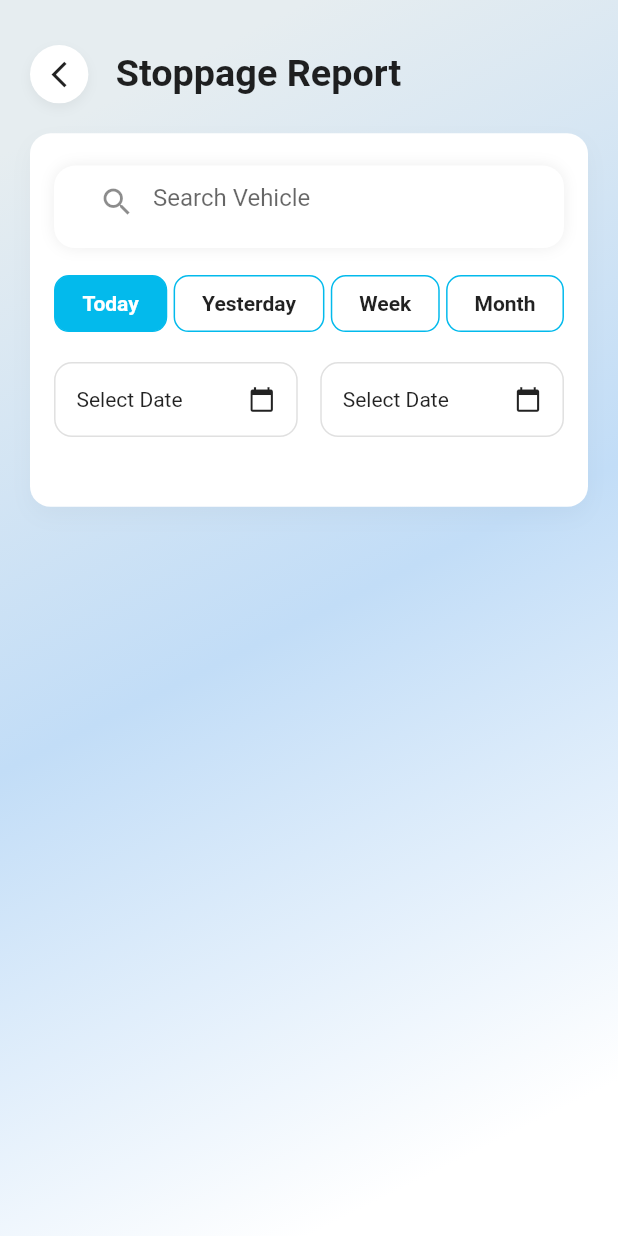
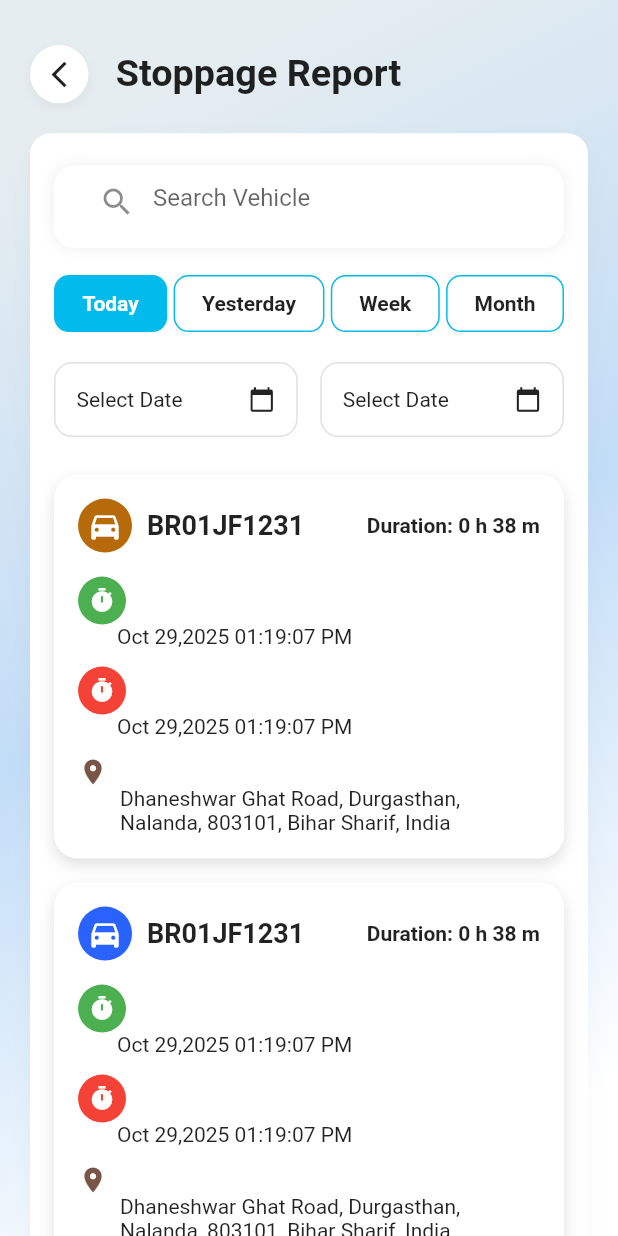
Before and after one commit to JAY-PANCHAL/autopay, a Flutter app: the StoppageReportScreen screen opened by its route, on a phone screen of 412 x 824 dp. Run offline on Flutter 3.47's test engine with Material 3 defaults, Android fonts, the phone set to English and light mode, and no system bars; our stand-ins replace cached_network_image, connectivity_plus, dio, firebase_core, flutter_form_builder, flutter_screenutil and 17 more; accounts and stored records are empty.

Commit message:
stoppage anr trip report list added

```diff
--- a/lib/common/utils/image_paths.dart
+++ b/lib/common/utils/image_paths.dart
@@ -31,6 +31,7 @@ class AppIcons {
   static const String key = 'assets/images/key.png';
   static const String freeze = 'assets/images/freeze.png';
 
+  static const String marker_distance = 'assets/images/marker_distance.png';
 
 
 }
--- a/lib/ui/screens/reports/stoppage_report.dart
+++ b/lib/ui/screens/reports/stoppage_report.dart
@@ -48,6 +48,26 @@ class _StoppageReportScreenState extends State<StoppageReportScreen> {
       "location":
       "Dhaneshwar Ghat Road, Durgasthan, Nalanda, 803101, Bihar Sharif, India",
       "status": "Off",
+    },
+  ];
+  final List<Map<String, dynamic>> tripList = [
+    {
+      "vehicle": "BR01JF1231",
+      "duration": "0 h 38 m",
+      "startTime": "Oct 29,2025 01:19:07 PM",
+      "endTime": "Oct 29,2025 01:19:07 PM",
+      "address":
+      "Dhaneshwar Ghat Road, Durgasthan, Nalanda, 803101, Bihar Sharif, India",
+      "vehicleIconColor": Color(0xFFB66A0A),
+    },
+    {
+      "vehicle": "BR01JF1231",
+      "duration": "0 h 38 m",
+      "startTime": "Oct 29,2025 01:19:07 PM",
+      "endTime": "Oct 29,2025 01:19:07 PM",
+      "address":
+      "Dhaneshwar Ghat Road, Durgasthan, Nalanda, 803101, Bihar Sharif, India",
+      "vehicleIconColor": Color(0xFF2962FF),
     },
   ];
 
@@ -403,6 +423,18 @@ class _StoppageReportScreenState extends State<StoppageReportScreen> {
                           ),
                         ],
                       ),
+                      const SizedBox(height: 25),
+
+                      /*ListView.builder(
+                        padding: const EdgeInsets.all(16),
+                        itemCount: tripList.length,
+                        itemBuilder: (context, index) {
+                          final item = tripList[index];
+                          return tripItem(item);
+                        },
+                      ),*/
+                      ...tripList.map((item) => tripItem(item)),
+
 
                       const SizedBox(height: 25),
                     ],
@@ -411,7 +443,7 @@ class _StoppageReportScreenState extends State<StoppageReportScreen> {
 
 
                 const SizedBox(height: 25),
-                Container(height: 600,)
+               // Container(height: 600,)
 
                 // LIST OF IGNITION RECORDS
               ],
@@ -421,4 +453,127 @@ class _StoppageReportScreenState extends State<StoppageReportScreen> {
       ),
     );
   }
+  Widget tripItem(Map<String, dynamic> item) {
+    return Container(
+      margin: const EdgeInsets.only(bottom: 16),
+      padding: const EdgeInsets.all(16),
+      decoration: BoxDecoration(
+        color: Colors.white,
+        borderRadius: BorderRadius.circular(16),
+        boxShadow: [
+          BoxShadow(
+            color: Colors.black12,
+            blurRadius: 8,
+            offset: Offset(0, 4),
+          )
+        ],
+      ),
+      child: Column(
+        crossAxisAlignment: CrossAxisAlignment.start,
+        children: [
+          Row(
+            mainAxisAlignment: MainAxisAlignment.spaceBetween,
+            children: [
+              Row(
+                children: [
+                  CircleAvatar(
+                    radius: 18,
+                    backgroundColor: item["vehicleIconColor"],
+                    child: Icon(Icons.directions_car, color: Colors.white),
+                  ),
+                  const SizedBox(width: 10),
+                  Text(
+                    item["vehicle"],
+                    style: TextStyle(
+                      fontSize: 18,
+                      fontWeight: FontWeight.bold,
+                    ),
+                  )
+                ],
+              ),
+              Text(
+                "Duration: ${item["duration"]}",
+                style: const TextStyle(
+                  fontSize: 14,
+                  fontWeight: FontWeight.w600,
+                ),
+              )
+            ],
+          ),
+
+          const SizedBox(height: 16),
+
+          /// START TIME
+          Row(
+            children:  [
+              Container(
+                width: 32,
+                height: 32,
+                decoration: BoxDecoration(
+                  color:  Colors.green,   // 🔥 background color
+                  borderRadius: BorderRadius.circular(16), // fully rounded
+                ),
+                child: const Icon(
+                  Icons.timer,
+                  color: Colors.white,   // 🔥 icon color
+                  size: 18,
+                ),
+              ),
+           //   Icon(Icons.circle, color: Colors.green, size: 16),
+              SizedBox(width: 10),
+            ],
+          ),
+          Padding(
+            padding: const EdgeInsets.only(left: 26),
+            child: Text(item["startTime"]),
+          ),
+
+          const SizedBox(height: 12),
+
+          /// END TIME
+          Row(
+            children:  [
+              Container(
+                width: 32,
+                height: 32,
+                decoration: BoxDecoration(
+                  color:  Colors.red,   // 🔥 background color
+                  borderRadius: BorderRadius.circular(16), // fully rounded
+                ),
+                child: const Icon(
+                  Icons.timer,
+                  color: Colors.white,   // 🔥 icon color
+                  size: 18,
+                ),
+              ),
+             // Icon(Icons.circle, color: Colors.red, size: 16),
+              SizedBox(width: 10),
+            ],
+          ),
+          Padding(
+            padding: const EdgeInsets.only(left: 26),
+            child: Text(item["endTime"]),
+          ),
+
+          const SizedBox(height: 12),
+
+          /// ADDRESS
+          Row(
+            children: const [
+              Icon(Icons.location_on, color: Colors.brown, size: 20),
+              SizedBox(width: 10),
+            ],
+          ),
+          Padding(
+            padding: const EdgeInsets.only(left: 28),
+            child: Text(
+              item["address"],
+              style: const TextStyle(fontSize: 14),
+            ),
+          ),
+        ],
+      ),
+    );
+  }
+
 }
--- a/lib/ui/screens/reports/trip_report_screen.dart
+++ b/lib/ui/screens/reports/trip_report_screen.dart
@@ -1,3 +1,4 @@
+import 'package:autopay/common/utils/image_paths.dart';
 import 'package:flutter/material.dart';
 import 'package:intl/intl.dart';
 import 'package:flutter_screenutil/flutter_screenutil.dart';
@@ -114,21 +115,20 @@ class _TripReportScreenState extends State<TripReportScreen> {
             mainAxisAlignment: MainAxisAlignment.spaceBetween,
             children: [
               Row(
-                children:  [
+                children: [
                   Container(
                     width: 32,
                     height: 32,
                     decoration: BoxDecoration(
-                      color:AppColors.iconbg,   // 🔥 background color
+                      color: AppColors.iconbg, // 🔥 background color
                       borderRadius: BorderRadius.circular(16), // fully rounded
                     ),
                     child: const Icon(
                       Icons.directions_car,
-                      color: Colors.white,   // 🔥 icon color
+                      color: Colors.white, // 🔥 icon color
                       size: 18,
                     ),
                   ),
-
 
                   //   Icon(Icons.directions_car, color: Colors.orange, size: 26),
                   SizedBox(width: 10),
@@ -170,12 +170,12 @@ class _TripReportScreenState extends State<TripReportScreen> {
                 width: 32,
                 height: 32,
                 decoration: BoxDecoration(
-                  color: AppColors.iconbg,   // 🔥 background color
+                  color: AppColors.iconbg, // 🔥 background color
                   borderRadius: BorderRadius.circular(16), // fully rounded
                 ),
                 child: const Icon(
                   Icons.timer,
-                  color: Colors.white,   // 🔥 icon color
+                  color: Colors.white, // 🔥 icon color
                   size: 18,
                 ),
               ),
@@ -189,23 +189,23 @@ class _TripReportScreenState extends State<TripReportScreen> {
             ],
           ),
 
-
           const SizedBox(height: 18),
 
           // LOCATION
           Row(
-            crossAxisAlignment: CrossAxisAlignment.start,   // helps multi-line alignment
+            crossAxisAlignment: CrossAxisAlignment.start,
+            // helps multi-line alignment
             children: [
               Container(
                 width: 32,
                 height: 32,
                 decoration: BoxDecoration(
-                  color: AppColors.iconbg,   // 🔥 background color
+                  color: AppColors.iconbg, // 🔥 background color
                   borderRadius: BorderRadius.circular(16), // fully rounded
                 ),
                 child: const Icon(
                   Icons.location_on,
-                  color: Colors.white,   // 🔥 icon color
+                  color: Colors.white, // 🔥 icon color
                   size: 18,
                 ),
               ),
@@ -225,8 +225,6 @@ class _TripReportScreenState extends State<TripReportScreen> {
               ),
             ],
           ),
-
-
         ],
       ),
     );
@@ -354,15 +352,20 @@ class _TripReportScreenState extends State<TripReportScreen> {
                             child: GestureDetector(
                               onTap: () => pickDate(fromDateCtrl),
                               child: Container(
-                                padding: const EdgeInsets.symmetric(horizontal: 14),
+                                padding: const EdgeInsets.symmetric(
+                                  horizontal: 14,
+                                ),
                                 height: 50,
                                 decoration: BoxDecoration(
                                   color: Colors.white,
                                   borderRadius: BorderRadius.circular(12),
-                                  border: Border.all(color: Colors.grey.shade300),
+                                  border: Border.all(
+                                    color: Colors.grey.shade300,
+                                  ),
                                 ),
                                 child: Row(
-                                  mainAxisAlignment: MainAxisAlignment.spaceBetween,
+                                  mainAxisAlignment:
+                                      MainAxisAlignment.spaceBetween,
                                   children: [
                                     Text(
                                       fromDateCtrl.text.isEmpty
@@ -380,15 +383,20 @@ class _TripReportScreenState extends State<TripReportScreen> {
                             child: GestureDetector(
                               onTap: () => pickDate(toDateCtrl),
                               child: Container(
-                                padding: const EdgeInsets.symmetric(horizontal: 14),
+                                padding: const EdgeInsets.symmetric(
+                                  horizontal: 14,
+                                ),
                                 height: 50,
                                 decoration: BoxDecoration(
                                   color: Colors.white,
                                   borderRadius: BorderRadius.circular(12),
-                                  border: Border.all(color: Colors.grey.shade300),
+                                  border: Border.all(
+                                    color: Colors.grey.shade300,
+                                  ),
                                 ),
                                 child: Row(
-                                  mainAxisAlignment: MainAxisAlignment.spaceBetween,
+                                  mainAxisAlignment:
+                                      MainAxisAlignment.spaceBetween,
                                   children: [
                                     Text(
                                       toDateCtrl.text.isEmpty
@@ -409,7 +417,6 @@ class _TripReportScreenState extends State<TripReportScreen> {
                   ),
                 ),
 
-
                 const SizedBox(height: 25),
                 // TRIP LIST
                 ListView.builder(
@@ -428,7 +435,7 @@ class _TripReportScreenState extends State<TripReportScreen> {
                             color: Colors.black.withOpacity(0.08),
                             blurRadius: 10,
                             offset: Offset(0, 4),
-                          )
+                          ),
                         ],
                       ),
                       child: Column(
@@ -444,7 +451,11 @@ class _TripReportScreenState extends State<TripReportScreen> {
                                   color: AppColors.iconbg,
                                   borderRadius: BorderRadius.circular(18),
                                 ),
-                                child: Icon(Icons.directions_car, color: Colors.white, size: 20),
+                                child: Icon(
+                                  Icons.directions_car,
+                                  color: Colors.white,
+                                  size: 20,
+                                ),
                               ),
                               SizedBox(width: 12),
                               Text(
@@ -454,6 +465,7 @@ class _TripReportScreenState extends State<TripReportScreen> {
                                   fontWeight: FontWeight.w700,
                                 ),
                               ),
+
                               //  Spacer(),
                               /*
                               Row(
@@ -478,11 +490,9 @@ class _TripReportScreenState extends State<TripReportScreen> {
                                 ],
                               ),
 */
-
                             ],
                           ),
                           SizedBox(height: 18),
-
                           Row(
                             crossAxisAlignment: CrossAxisAlignment.start,
                             children: [
@@ -502,13 +512,11 @@ class _TripReportScreenState extends State<TripReportScreen> {
                                 ),
                               ),
                               SizedBox(width: 10),
-                              Icon(Icons.share, size: 18),
+                              Image.asset(AppIcons.marker_distance),
+                             // Icon(Icons.share, size: 18),
                             ],
                           ),
-
-
                           SizedBox(height: 18),
-
                           Text(
                             "Pickup Point",
                             style: TextStyle(
@@ -517,21 +525,22 @@ class _TripReportScreenState extends State<TripReportScreen> {
                             ),
                           ),
                           SizedBox(height: 10),
-
                           // 🟡 PICKUP TIME
                           Row(
                             children: [
-
                               Container(
                                 width: 32,
                                 height: 32,
                                 decoration: BoxDecoration(
-                                  color:AppColors.iconbg,   // 🔥 background color
-                                  borderRadius: BorderRadius.circular(16), // fully rounded
+                                  color: AppColors.iconbg,
+                                  // 🔥 background color
+                                  borderRadius: BorderRadius.circular(
+                                    16,
+                                  ), // fully rounded
                                 ),
                                 child: const Icon(
                                   Icons.access_time,
-                                  color: Colors.white,   // 🔥 icon color
+                                  color: Colors.white, // 🔥 icon color
                                   size: 18,
                                 ),
                               ),
@@ -550,12 +559,15 @@ class _TripReportScreenState extends State<TripReportScreen> {
                                 width: 32,
                                 height: 32,
                                 decoration: BoxDecoration(
-                                  color:AppColors.iconbg,   // 🔥 background color
-                                  borderRadius: BorderRadius.circular(16), // fully rounded
+                                  color: AppColors.iconbg,
+                                  // 🔥 background color
+                                  borderRadius: BorderRadius.circular(
+                                    16,
+                                  ), // fully rounded
                                 ),
                                 child: const Icon(
                                   Icons.location_on,
-                                  color: Colors.white,   // 🔥 icon color
+                                  color: Colors.white, // 🔥 icon color
                                   size: 18,
                                 ),
                               ),
@@ -588,12 +600,15 @@ class _TripReportScreenState extends State<TripReportScreen> {
                                 width: 32,
                                 height: 32,
                                 decoration: BoxDecoration(
-                                  color:AppColors.iconbg,   // 🔥 background color
-                                  borderRadius: BorderRadius.circular(16), // fully rounded
+                                  color: AppColors.iconbg,
+                                  // 🔥 background color
+                                  borderRadius: BorderRadius.circular(
+                                    16,
+                                  ), // fully rounded
                                 ),
                                 child: const Icon(
                                   Icons.access_time,
-                                  color: Colors.white,   // 🔥 icon color
+                                  color: Colors.white, // 🔥 icon color
                                   size: 18,
                                 ),
                               ),
@@ -612,12 +627,15 @@ class _TripReportScreenState extends State<TripReportScreen> {
                                 width: 32,
                                 height: 32,
                                 decoration: BoxDecoration(
-                                  color:AppColors.iconbg,   // 🔥 background color
-                                  borderRadius: BorderRadius.circular(16), // fully rounded
+                                  color: AppColors.iconbg,
+                                  // 🔥 background color
+                                  borderRadius: BorderRadius.circular(
+                                    16,
+                                  ), // fully rounded
                                 ),
                                 child: const Icon(
                                   Icons.location_on,
-                                  color: Colors.white,   // 🔥 icon color
+                                  color: Colors.white, // 🔥 icon color
                                   size: 18,
                                 ),
                               ),
```
Also changed, not shown: assets/images/marker_distance.png (added). Lines whose indentation alone changed are shown as unchanged.
